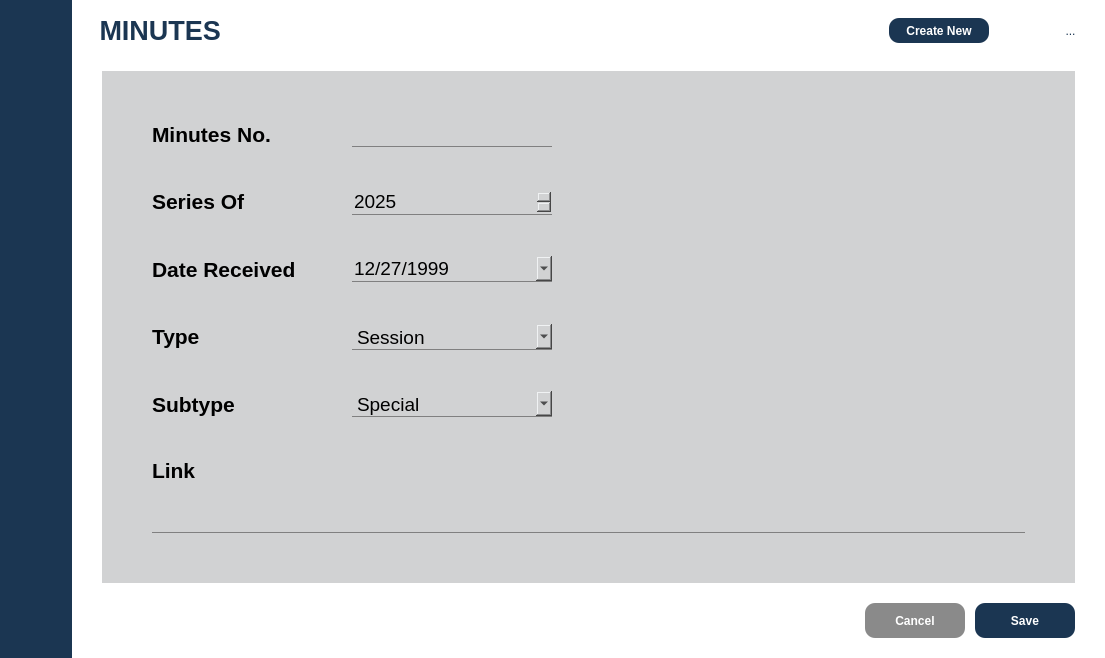
Qt form ui/minutes.ui (alexskh5/PAPERSYNCE_DEPLOYMENT) before a commit.
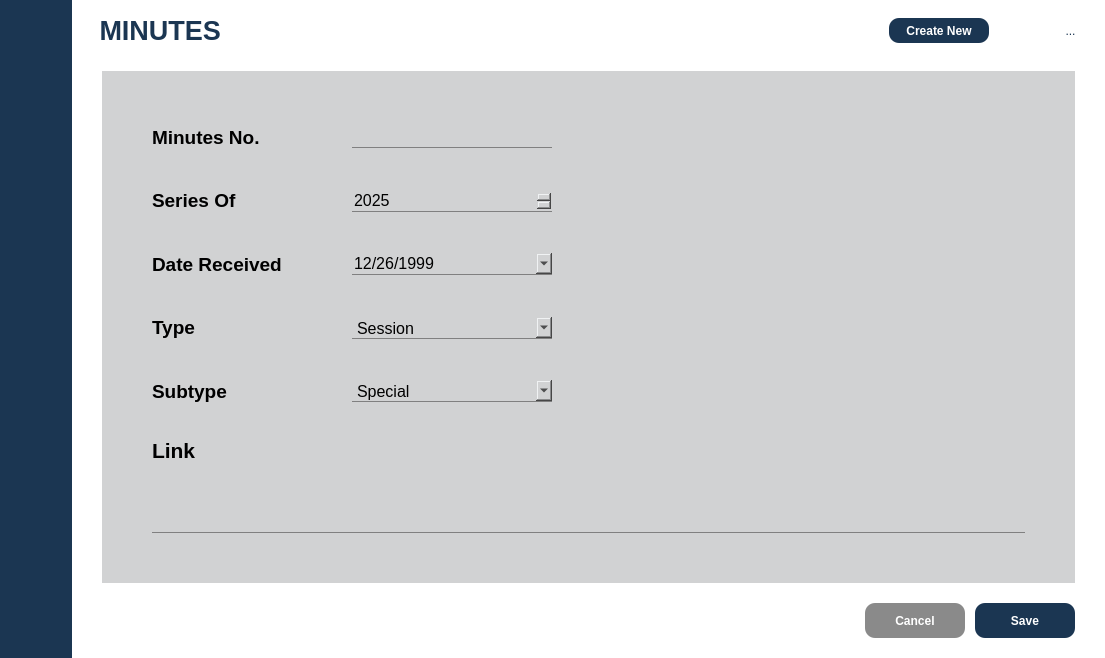
The same form after that commit. The open tabs and pages were chosen to show the change. Icons and pictures are not drawn.

Patch:
```diff
--- a/ui/minutes.ui
+++ b/ui/minutes.ui
@@ -1381,7 +1381,7 @@
                    </property>
                    <layout class="QVBoxLayout" name="verticalLayout_6">
                     <property name="spacing">
-                     <number>40</number>
+                     <number>30</number>
                     </property>
                     <property name="leftMargin">
                      <number>50</number>
@@ -1441,7 +1441,7 @@
                          </property>
                          <property name="font">
                           <font>
-                           <pointsize>16</pointsize>
+                           <pointsize>14</pointsize>
                            <fontweight>DemiBold</fontweight>
                           </font>
                          </property>
@@ -1471,7 +1471,7 @@
                          </property>
                          <property name="font">
                           <font>
-                           <pointsize>14</pointsize>
+                           <pointsize>12</pointsize>
                            <underline>false</underline>
                            <strikeout>false</strikeout>
                           </font>
@@ -1548,7 +1548,7 @@
                          </property>
                          <property name="font">
                           <font>
-                           <pointsize>16</pointsize>
+                           <pointsize>14</pointsize>
                            <fontweight>DemiBold</fontweight>
                           </font>
                          </property>
@@ -1584,7 +1584,7 @@
                          </property>
                          <property name="font">
                           <font>
-                           <pointsize>14</pointsize>
+                           <pointsize>12</pointsize>
                            <underline>false</underline>
                            <strikeout>false</strikeout>
                           </font>
@@ -1674,7 +1674,7 @@
                          </property>
                          <property name="font">
                           <font>
-                           <pointsize>16</pointsize>
+                           <pointsize>14</pointsize>
                            <fontweight>DemiBold</fontweight>
                           </font>
                          </property>
@@ -1710,7 +1710,7 @@
                          </property>
                          <property name="font">
                           <font>
-                           <pointsize>14</pointsize>
+                           <pointsize>12</pointsize>
                            <underline>false</underline>
                            <strikeout>false</strikeout>
                           </font>
@@ -1727,7 +1727,7 @@
                            <second>0</second>
                            <year>1999</year>
                            <month>12</month>
-                           <day>27</day>
+                           <day>26</day>
                           </datetime>
                          </property>
                          <property name="displayFormat">
@@ -1803,7 +1803,7 @@
                          </property>
                          <property name="font">
                           <font>
-                           <pointsize>16</pointsize>
+                           <pointsize>14</pointsize>
                            <fontweight>DemiBold</fontweight>
                           </font>
                          </property>
@@ -1833,7 +1833,7 @@
                          </property>
                          <property name="font">
                           <font>
-                           <pointsize>14</pointsize>
+                           <pointsize>12</pointsize>
                            <underline>false</underline>
                            <strikeout>false</strikeout>
                           </font>
@@ -1930,7 +1930,7 @@
                          </property>
                          <property name="font">
                           <font>
-                           <pointsize>16</pointsize>
+                           <pointsize>14</pointsize>
                            <fontweight>DemiBold</fontweight>
                           </font>
                          </property>
@@ -1960,7 +1960,7 @@
                          </property>
                          <property name="font">
                           <font>
-                           <pointsize>14</pointsize>
+                           <pointsize>12</pointsize>
                            <underline>false</underline>
                            <strikeout>false</strikeout>
                           </font>
@@ -2070,12 +2070,12 @@
                          <property name="maximumSize">
                           <size>
                            <width>16777215</width>
-                           <height>40</height>
+                           <height>60</height>
                           </size>
                          </property>
                          <property name="font">
                           <font>
-                           <pointsize>14</pointsize>
+                           <pointsize>12</pointsize>
                            <underline>false</underline>
                            <strikeout>false</strikeout>
                           </font>
```
Left out of the diff: 30 changed lines with no effect on the pictures.
